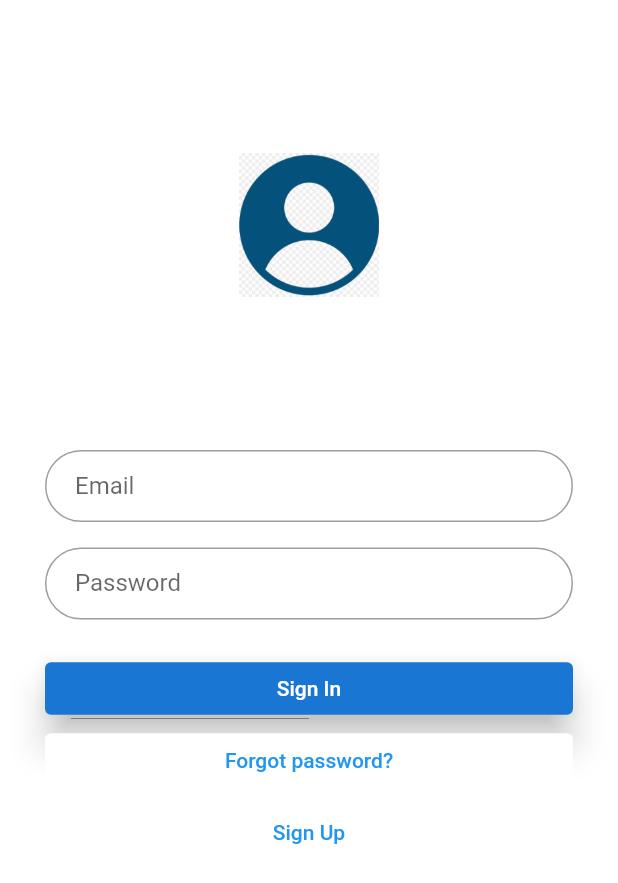
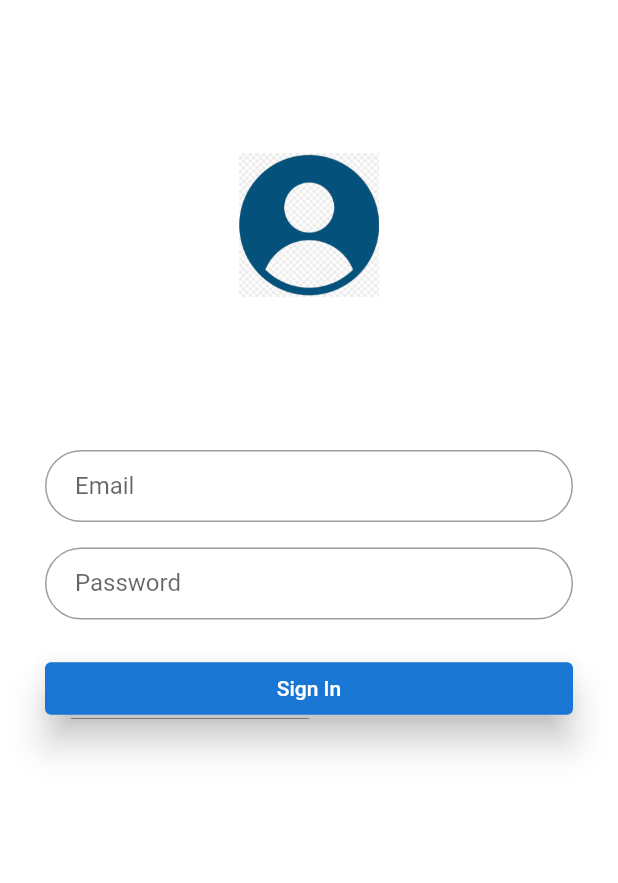
Before and after one commit to PhamLong301/sign_up_app, a Flutter app: the screen it shows after launch, on a phone screen of 412 x 824 dp. Shown: the top 883 px of the screen. Run offline on Flutter 3.47's test engine with Material 2 defaults, Android fonts, the phone set to English and light mode, and no system bars; our stand-ins replace internet_connection_checker, permission_handler, shared_preferences, simple_gradient_text; missing offline and left inert: flutter_webrtc, sip_ua.

Commit message:
Update login_scene.dart

```diff
--- a/lib/scene/main_scenes/login_scene.dart
+++ b/lib/scene/main_scenes/login_scene.dart
@@ -220,12 +220,12 @@ class _LoginSceneState extends State<_LoginScene> {
                 ),
                 const SizedBox(height: 5.0),
                 loginButton,
-                forgotLabel,
-                signupLable,
+                // forgotLabel,
+                // signupLable,
               ],
             ),
             const SizedBox(
-              height: 182,
+              height: 278,
             ),
             Align(
               alignment: Alignment.bottomCenter,
```
